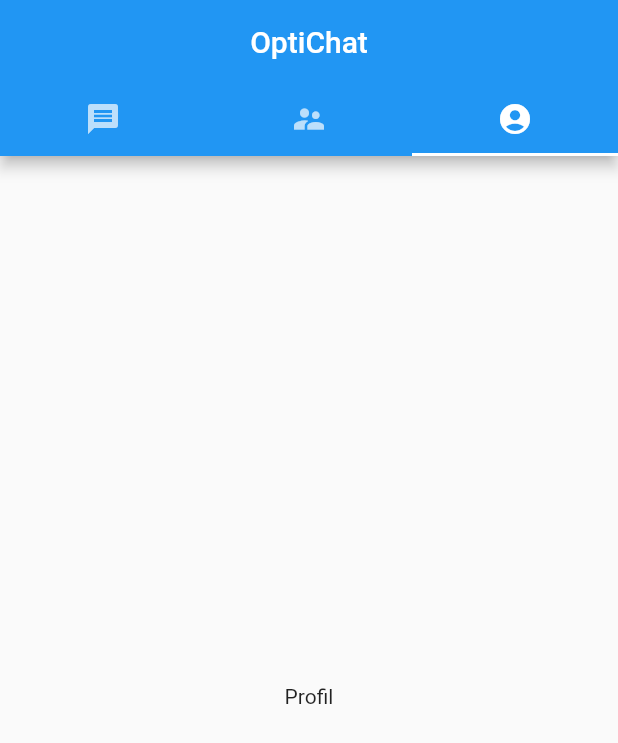
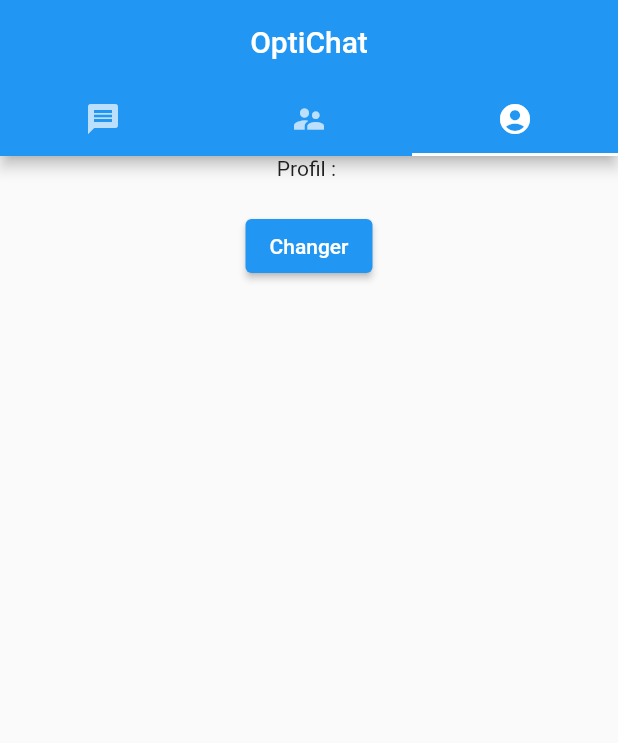
Before and after one commit to mno05/Optichat, a Flutter app: the screen it shows once a user with an empty profile is signed in, tab 3 chosen, on a phone screen of 412 x 824 dp. Shown: the top 743 px of the screen. Run offline on Flutter 3.47's test engine with Material 2 defaults, Android fonts, the phone set to English and light mode, and no system bars; our stand-ins replace firebase_auth, firebase_core, firebase_database, google_sign_in; missing offline and left inert: flutter_facebook_auth; accounts and stored records are empty; network calls fail.

```diff
--- a/lib/Controllers/ProfilController.dart
+++ b/lib/Controllers/ProfilController.dart
@@ -1,4 +1,9 @@
+import 'package:firebase_auth/firebase_auth.dart';
+import 'package:firebase_database/firebase_database.dart';
 import 'package:flutter/material.dart';
+import 'package:flutterfirebase/Model/FirebaseHelper.dart';
+import 'package:flutterfirebase/Model/MyUser.dart';
+
 class ProfilController extends StatefulWidget {
   const ProfilController({super.key});
 
@@ -7,9 +12,42 @@ class ProfilController extends StatefulWidget {
 }
 
 class _ProfilControllerState extends State<ProfilController> {
+  User? user = FirebaseAuth.instance.currentUser;
+  MyUser? myUser;
+  //  intialisation de myUser
+
+  @override
+  void initState() {
+    FirebaseHelper().getUser("1").then(((value) {
+      setState(() {
+        this.myUser = value;
+      });
+    }));
+    super.initState();
+  }
+
   @override
   Widget build(BuildContext context) {
-    return Center(child: Text("Profil"),);
-
+    return (myUser == null)
+        ? Column(
+            children: [
+              Center(
+                child: Text("Profil : ${user!.email}"),
+              ),
+              SizedBox(
+                height: 20,
+              ),
+              ElevatedButton(
+                  onPressed: () async {
+                    await FirebaseAuth.instance.signOut();
+                    setState(() {});
+                  },
+                  child: Text("Changer"))
+            ],
+          )
+        : Scaffold(
+            appBar: AppBar(title: Text(myUser!.prenom)),
+            body: Center(child: Text("2")),
+          );
   }
 }
--- a/lib/Model/MyUser.dart
+++ b/lib/Model/MyUser.dart
@@ -2,13 +2,13 @@ import 'package:firebase_database/firebase_database.dart';
 
 class MyUser{
   String? Uid;
-  String prenom="";
-  String nom="";
-  String imageUrl="";
-  String initiales="";
+  late String prenom;
+  late String nom;
+  late String imageUrl;
+  late String initiales;
 
   MyUser(DataSnapshot Snapshot){
-     Uid = Snapshot.key;
+    Uid = Snapshot.key;
     dynamic map = Snapshot.value;
     prenom= map["prenom"];
     nom= map["nom"];
--- a/lib/main.dart
+++ b/lib/main.dart
@@ -1,3 +1,5 @@
+import 'dart:async';
+
 import 'package:firebase_auth/firebase_auth.dart';
 import 'package:firebase_core/firebase_core.dart';
 import 'package:flutter/material.dart';
@@ -23,12 +25,13 @@ class MyApp extends StatelessWidget {
 }
 
 Widget _handleAuth() {
+
   return StreamBuilder(
       builder: ((context, snapshot) {
         if (snapshot.hasData) {
           return MainApp();
         } else {
-          return LogController();
+          return  const LogController();
         }
       }),
       stream: FirebaseAuth.instance.authStateChanges());
```
Also changed, not shown: lib/Controllers/LogController.dart (+55 -33 lines), lib/Model/FirebaseHelper.dart (+38 -1 lines), lib/Vue/widgets/BascisWidgets.dart (added, +20 -0 lines), pubspec.yaml (+6 -4 lines), pubspec.lock, 10 other files.
